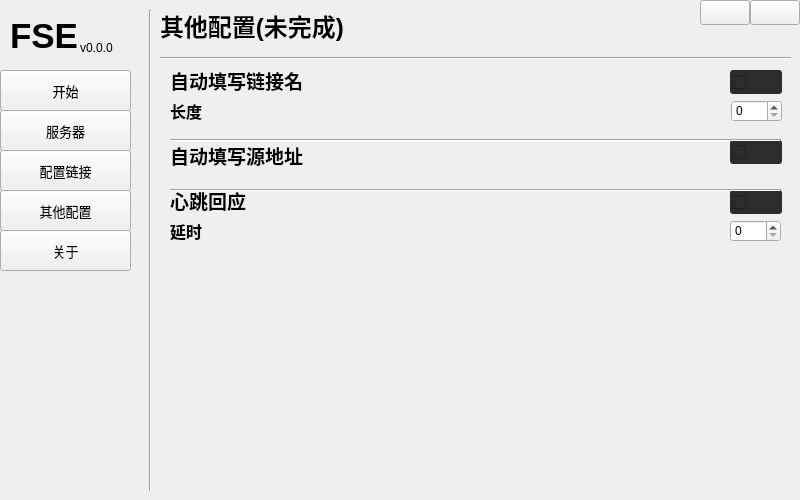
Qt form ui/main.ui (LyceenAiro/EazyFrpSetting) before a commit.
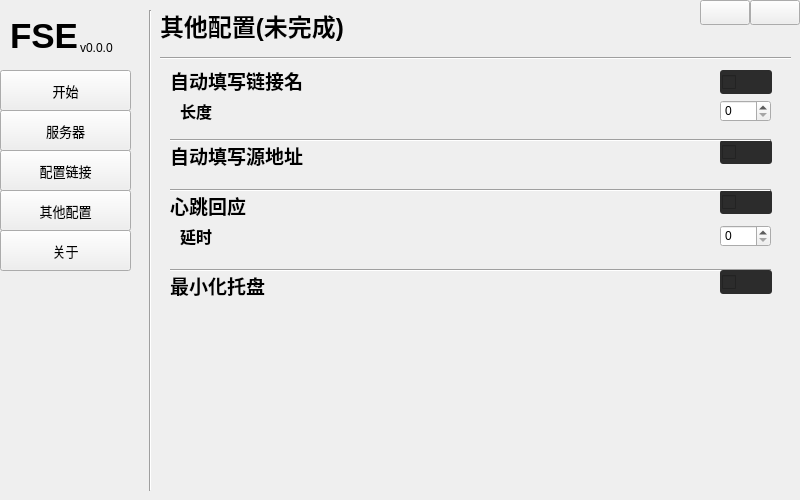
The same form after that commit.

Commit message: vtest17：托盘开关，链接纠错

```diff
--- a/ui/main.ui
+++ b/ui/main.ui
@@ -525,7 +525,7 @@
      <widget class="QCheckBox" name="auto_address">
       <property name="geometry">
        <rect>
-        <x>570</x>
+        <x>560</x>
         <y>130</y>
         <width>52</width>
         <height>24</height>
@@ -568,7 +568,7 @@
      <widget class="QCheckBox" name="auto_linkname">
       <property name="geometry">
        <rect>
-        <x>570</x>
+        <x>560</x>
         <y>60</y>
         <width>52</width>
         <height>24</height>
@@ -611,7 +611,7 @@
      <widget class="QCheckBox" name="auto_heartbeat">
       <property name="geometry">
        <rect>
-        <x>570</x>
+        <x>560</x>
         <y>180</y>
         <width>52</width>
         <height>24</height>
@@ -673,7 +673,7 @@
      <widget class="QLabel" name="label_14">
       <property name="geometry">
        <rect>
-        <x>10</x>
+        <x>20</x>
         <y>90</y>
         <width>111</width>
         <height>21</height>
@@ -714,7 +714,7 @@
         <x>10</x>
         <y>180</y>
         <width>161</width>
-        <height>21</height>
+        <height>31</height>
        </rect>
       </property>
       <property name="font">
@@ -730,8 +730,8 @@
      <widget class="QLabel" name="label_17">
       <property name="geometry">
        <rect>
-        <x>10</x>
-        <y>210</y>
+        <x>20</x>
+        <y>215</y>
         <width>111</width>
         <height>21</height>
        </rect>
@@ -749,7 +749,7 @@
      <widget class="QSpinBox" name="auto_linkname_box">
       <property name="geometry">
        <rect>
-        <x>571</x>
+        <x>560</x>
         <y>90</y>
         <width>51</width>
         <height>22</height>
@@ -759,8 +759,8 @@
      <widget class="QSpinBox" name="auto_linkname_box_2">
       <property name="geometry">
        <rect>
-        <x>570</x>
-        <y>210</y>
+        <x>560</x>
+        <y>215</y>
         <width>51</width>
         <height>22</height>
        </rect>
@@ -771,7 +771,7 @@
        <rect>
         <x>10</x>
         <y>120</y>
-        <width>611</width>
+        <width>601</width>
         <height>20</height>
        </rect>
       </property>
@@ -784,7 +784,7 @@
        <rect>
         <x>10</x>
         <y>170</y>
-        <width>611</width>
+        <width>601</width>
         <height>20</height>
        </rect>
       </property>
@@ -792,6 +792,81 @@
        <enum>Qt::Horizontal</enum>
       </property>
      </widget>
+     <widget class="QLabel" name="label_18">
+      <property name="geometry">
+       <rect>
+        <x>10</x>
+        <y>260</y>
+        <width>161</width>
+        <height>31</height>
+       </rect>
+      </property>
+      <property name="font">
+       <font>
+        <pointsize>14</pointsize>
+        <bold>true</bold>
+       </font>
+      </property>
+      <property name="text">
+       <string>最小化托盘</string>
+      </property>
+     </widget>
+     <widget class="Line" name="line_9">
+      <property name="geometry">
+       <rect>
+        <x>10</x>
+        <y>250</y>
+        <width>601</width>
+        <height>20</height>
+       </rect>
+      </property>
+      <property name="orientation">
+       <enum>Qt::Horizontal</enum>
+      </property>
+     </widget>
+     <widget class="QCheckBox" name="auto_mini">
+      <property name="geometry">
+       <rect>
+        <x>560</x>
+        <y>260</y>
+        <width>52</width>
+        <height>24</height>
+       </rect>
+      </property>
+      <property name="styleSheet">
+       <string notr="true">QCheckBox {
+    background-color: #2c2c2c;
+    border-radius: 3px;
+    padding: 2px;
+}
+
+QCheckBox::checked {
+    background-color: #4cd964;
+	border-radius: 3px;
+	padding: 2px;
+}
+
+QCheckBox::indicator::checked { 
+	image: None;
+	width: 20px; height: 20px;
+	border-radius: 2px;
+	background-color: #ffffff;
+	position: relative;
+	left: 25px;
+}
+
+QCheckBox::indicator::unchecked { 
+	image: None;
+	width: 20px; height: 20px;
+	border-radius: 2px;
+	background-color: #2196F3;
+}
+</string>
+      </property>
+      <property name="text">
+       <string/>
+      </property>
+     </widget>
     </widget>
     <widget class="QWidget" name="page2">
      <widget class="Line" name="line_2">
```
Left out of the diff: 2 changed lines with no effect on the pictures. The commit also changes 2 other files.
